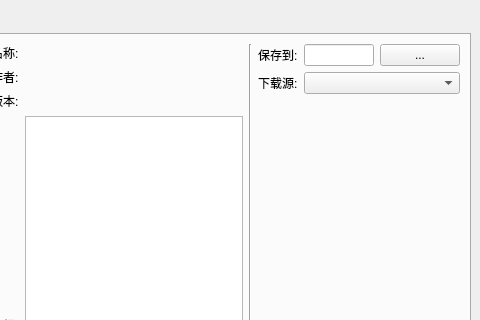
The window that ui/MainWindow.ui (Hatanezumi/RA3_affiliated_mod_downloader) describes before a commit, drawn with Qt 5; both pictures show x 339 to 819 and y 0 to 320 of the 819 by 576 pixel window.
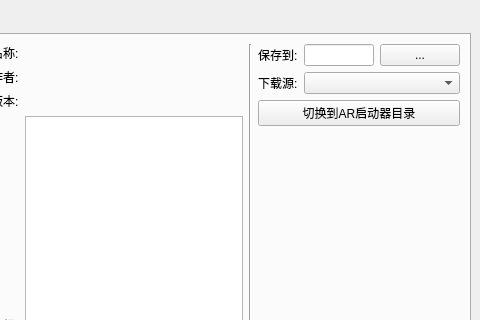
The same window after the commit. The open tabs and pages were chosen to show the change.

Diff of the .ui file:
```diff
--- a/ui/MainWindow.ui
+++ b/ui/MainWindow.ui
@@ -323,6 +323,13 @@
             </item>
            </layout>
           </item>
+          <item>
+           <widget class="QPushButton" name="pushButton_changeDir_ARModLauncher">
+            <property name="text">
+             <string>切换到AR启动器目录</string>
+            </property>
+           </widget>
+          </item>
           <item>
            <spacer name="verticalSpacer_3">
             <property name="orientation">
```
Left out of the diff: 2 changed lines with no effect on the pictures.
